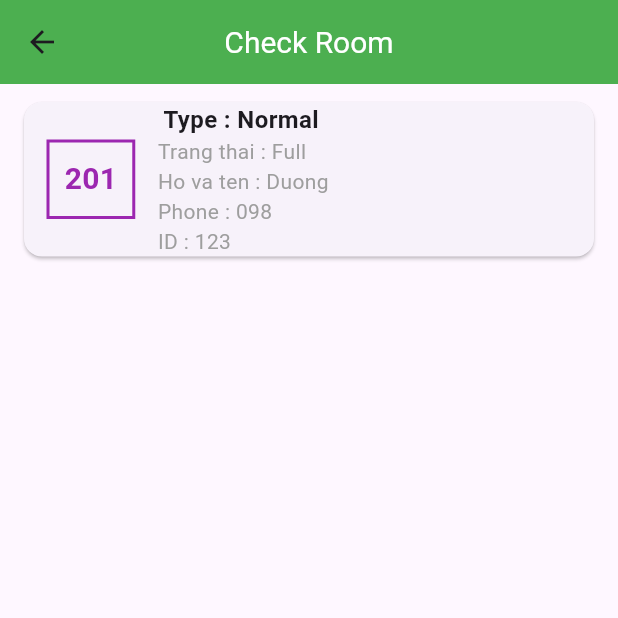
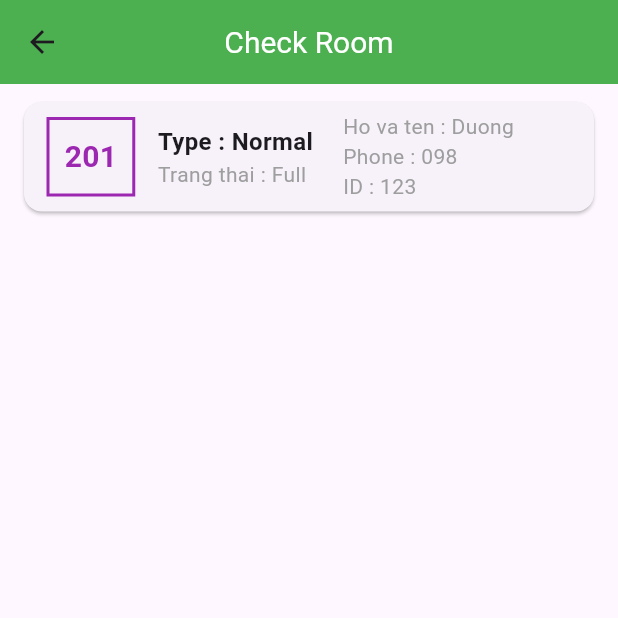
Before and after one commit to trandai03/middle_mobile, a Flutter app: the QuanLyCheckRoom screen opened directly, on a phone screen of 412 x 824 dp, the top half of it. Run offline on Flutter 3.47's test engine with Material 3 defaults, Android fonts, the phone set to English and light mode, and no system bars; our stand-ins replace settings_ui.

Commit message:
sửa chút giao diện
sửa chút giao diện

```diff
--- a/lib/widgets/checkRoom.dart
+++ b/lib/widgets/checkRoom.dart
@@ -72,7 +72,7 @@ class CheckRoom extends StatelessWidget {
                           crossAxisAlignment: CrossAxisAlignment.start,
                           children: [
                             Text(
-                              ' Type : ' + room.type,
+                              'Type : ' + room.type,
                               style: TextStyle(
                                 fontSize: 16,
                                 fontWeight: FontWeight.bold,
@@ -84,6 +84,15 @@ class CheckRoom extends StatelessWidget {
                                 color: Colors.grey,
                               ),
                             ),
+                          ],
+                        ),
+                        SizedBox(
+                          width: 20,
+                        ),
+                        Column(
+                          crossAxisAlignment: CrossAxisAlignment.start,
+                          mainAxisAlignment: MainAxisAlignment.end,
+                          children: [
                             Text(
                               "Ho va ten : " + room.khachHang!.hoVaTen,
                               style: TextStyle(
--- a/lib/widgets/list_room_empty.dart
+++ b/lib/widgets/list_room_empty.dart
@@ -72,7 +72,7 @@ class ListRoomEmpty extends StatelessWidget {
                           crossAxisAlignment: CrossAxisAlignment.start,
                           children: [
                             Text(
-                              ' Type : ' + room.type,
+                              'Type : ' + room.type,
                               style: TextStyle(
                                 fontSize: 16,
                                 fontWeight: FontWeight.bold,
```
Also changed, not shown: lib/widgets/list_Room.dart (+11 -1 lines).
